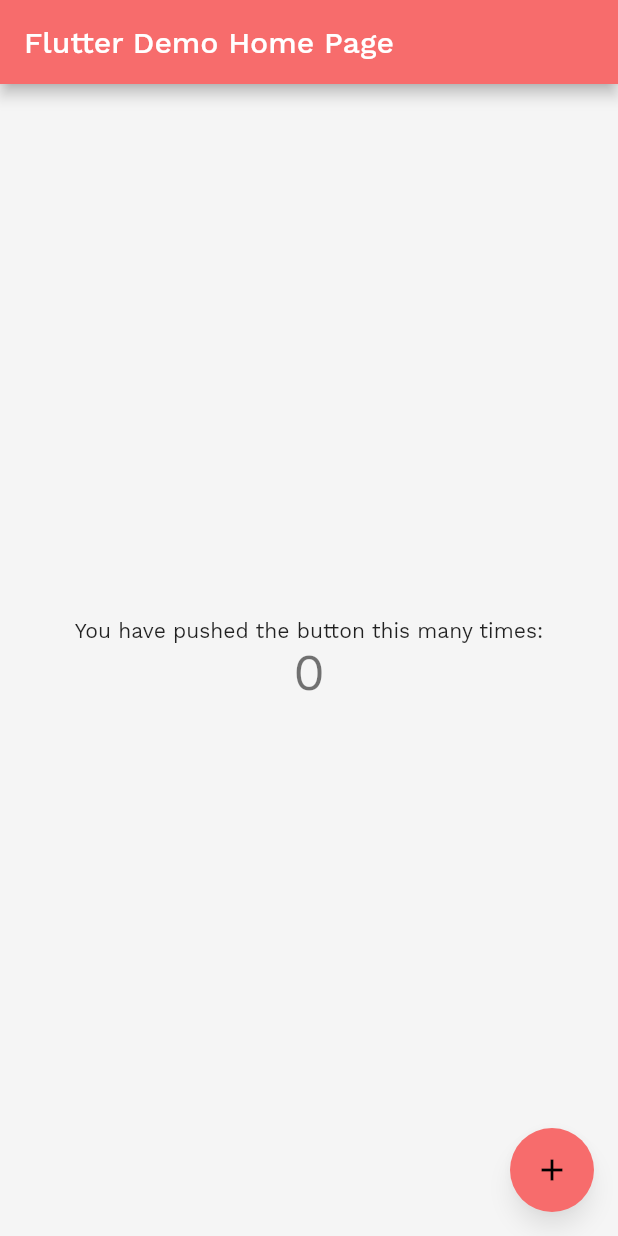
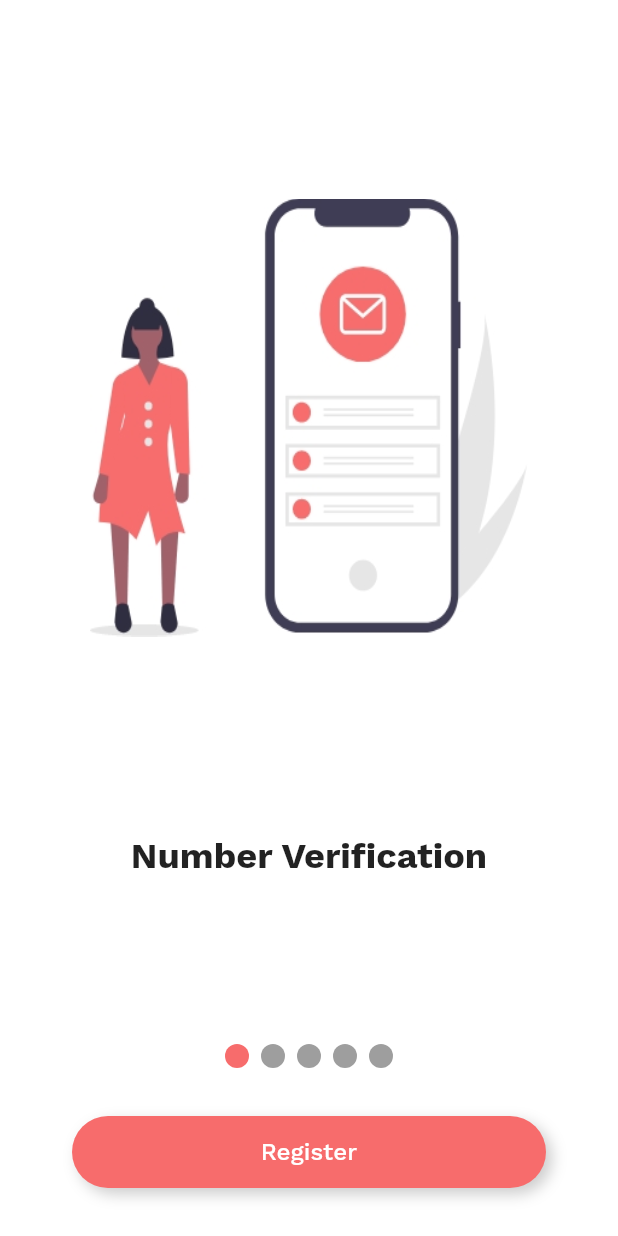
Before and after one commit to adnan0786/flutter_chat_app_learning, a Flutter app: the screen it shows after launch, on a phone screen of 412 x 824 dp. Run offline on Flutter 3.47's test engine with Material 2 defaults, Android fonts, the phone set to English and light mode, and no system bars; drawn by our look-alikes of smooth_page_indicator; our stand-ins replace firebase_core, get; accounts and stored records are empty.

Commit message:
Splash & Introduction Screen

```diff
--- a/lib/main.dart
+++ b/lib/main.dart
@@ -3,6 +3,8 @@
 import 'package:firebase_core/firebase_core.dart';
 import 'package:flutter_chat_app_learning/appTheme.dart';
 import 'package:get/get.dart';
+
+import 'screens/splash_screen.dart';
 
 void main() async {
   WidgetsFlutterBinding.ensureInitialized();
@@ -25,92 +27,16 @@
       darkTheme: darkThemeData(context),
       theme: lightThemeData(context),
       themeMode: ThemeMode.system,
-      home: const MyHomePage(title: 'Flutter Demo Home Page'),
+      debugShowCheckedModeBanner: false,
+      getPages: [
+        GetPage(name: Routes.SPLASH_SCREEN,page: ()=>const SplashScreen())
+      ],
+
+      initialRoute: Routes.SPLASH_SCREEN,
     );
   }
 }
 
-class MyHomePage extends StatefulWidget {
-  const MyHomePage({Key? key, required this.title}) : super(key: key);
-
-  // This widget is the home page of your application. It is stateful, meaning
-  // that it has a State object (defined below) that contains fields that affect
-  // how it looks.
-
-  // This class is the configuration for the state. It holds the values (in this
-  // case the title) provided by the parent (in this case the App widget) and
-  // used by the build method of the State. Fields in a Widget subclass are
-  // always marked "final".
-
-  final String title;
-
-  @override
-  State<MyHomePage> createState() => _MyHomePageState();
+class Routes {
+  static const String SPLASH_SCREEN = "/";
 }
-
-class _MyHomePageState extends State<MyHomePage> {
-  int _counter = 0;
-
-  void _incrementCounter() {
-    setState(() {
-      // This call to setState tells the Flutter framework that something has
-      // changed in this State, which causes it to rerun the build method below
-      // so that the display can reflect the updated values. If we changed
-      // _counter without calling setState(), then the build method would not be
-      // called again, and so nothing would appear to happen.
-      _counter++;
-    });
-  }
-
-  @override
-  Widget build(BuildContext context) {
-    // This method is rerun every time setState is called, for instance as done
-    // by the _incrementCounter method above.
-    //
-    // The Flutter framework has been optimized to make rerunning build methods
-    // fast, so that you can just rebuild anything that needs updating rather
-    // than having to individually change instances of widgets.
-    return Scaffold(
-      appBar: AppBar(
-        // Here we take the value from the MyHomePage object that was created by
-        // the App.build method, and use it to set our appbar title.
-        title: Text(widget.title),
-      ),
-      body: Center(
-        // Center is a layout widget. It takes a single child and positions it
-        // in the middle of the parent.
-        child: Column(
-          // Column is also a layout widget. It takes a list of children and
-          // arranges them vertically. By default, it sizes itself to fit its
-          // children horizontally, and tries to be as tall as its parent.
-          //
-          // Invoke "debug painting" (press "p" in the console, choose the
-          // "Toggle Debug Paint" action from the Flutter Inspector in Android
-          // Studio, or the "Toggle Debug Paint" command in Visual Studio Code)
-          // to see the wireframe for each widget.
-          //
-          // Column has various properties to control how it sizes itself and
-          // how it positions its children. Here we use mainAxisAlignment to
-          // center the children vertically; the main axis here is the vertical
-          // axis because Columns are vertical (the cross axis would be
-          // horizontal).
-          mainAxisAlignment: MainAxisAlignment.center,
-          children: <Widget>[
-            const Text(
-              'You have pushed the button this many times:',
-            ),
-            Text(
-              '$_counter',
-              style: Theme.of(context).textTheme.headline4,
-            ),
-          ],
-        ),
-      ),
-      floatingActionButton: FloatingActionButton(
-        onPressed: _incrementCounter,
-        tooltip: 'Increment',
-        child: const Icon(Icons.add),
-      ), // This trailing comma makes auto-formatting nicer for build methods.
-    );
-  }
-}
--- /dev/null
+++ b/lib/models/intro_model.dart
@@ -0,0 +1,5 @@
+class IntroModel{
+  late final String titleText,subText,assetsImage;
+
+  IntroModel(this.titleText, this.subText, this.assetsImage);
+}
--- /dev/null
+++ b/lib/screens/introduction_screen.dart
@@ -0,0 +1,122 @@
+import 'package:flutter/material.dart';
+import 'package:flutter_chat_app_learning/models/intro_model.dart';
+import 'package:smooth_page_indicator/smooth_page_indicator.dart';
+
+import '../widgets/intro_view.dart';
+
+class IntroductionScreen extends StatelessWidget {
+  IntroductionScreen({Key? key}) : super(key: key);
+
+  PageController pageController = PageController(initialPage: 0);
+  List<IntroModel> introPageList = ([
+    IntroModel(
+      "Number Verification",
+      "",
+      "assets/images/intro1.jpg",
+    ),
+    IntroModel(
+      "Find Friend Contact",
+      "",
+      "assets/images/intro2.jpg",
+    ),
+    IntroModel(
+      "Online Messages",
+      "",
+      "assets/images/intro3.jpg",
+    ),
+    IntroModel(
+      "User Profile",
+      "",
+      "assets/images/intro4.jpg",
+    ),
+    IntroModel(
+      "Settings",
+      "",
+      "assets/images/intro5.jpg",
+    ),
+  ]);
+
+  var currentShowIndex = 0;
+
+  @override
+  Widget build(BuildContext context) {
+    return Scaffold(
+      backgroundColor: Theme.of(context).backgroundColor,
+      body: Column(
+        children: [
+          SizedBox(
+            height: MediaQuery.of(context).padding.top,
+          ),
+          Expanded(
+            child: PageView(
+              controller: pageController,
+              pageSnapping: true,
+              physics: const BouncingScrollPhysics(),
+              onPageChanged: (index) {
+                currentShowIndex = index;
+              },
+              scrollDirection: Axis.horizontal,
+              children: [
+                IntroView(introModel: introPageList[0]),
+                IntroView(introModel: introPageList[1]),
+                IntroView(introModel: introPageList[2]),
+                IntroView(introModel: introPageList[3]),
+                IntroView(introModel: introPageList[4]),
+              ],
+            ),
+          ),
+          SmoothPageIndicator(
+              controller: pageController, // PageController
+              count: introPageList.length,
+              effect: SlideEffect(
+                dotColor: Colors.grey,
+                activeDotColor: Theme.of(context).primaryColor,
+              ),
+              onDotClicked: (index) {}),
+          Padding(
+            padding: const EdgeInsets.only(
+              left: 48,
+              right: 48,
+              bottom: 32,
+              top: 32,
+            ),
+            child: Container(
+              height: 48,
+              decoration: BoxDecoration(
+                color: Theme.of(context).primaryColor,
+                borderRadius: BorderRadius.circular(24),
+                boxShadow: [
+                  BoxShadow(
+                    color: Theme.of(context).disabledColor.withOpacity(0.2),
+                    blurRadius: 8,
+                    offset: const Offset(4, 4),
+                  )
+                ],
+              ),
+              child: Material(
+                color: Colors.transparent,
+                child: InkWell(
+                  onTap: () {},
+                  borderRadius: BorderRadius.circular(24),
+                  child: const Center(
+                    child: Text(
+                      "Register",
+                      style: TextStyle(
+                        fontWeight: FontWeight.w500,
+                        fontSize: 16,
+                        color: Colors.white,
+                      ),
+                    ),
+                  ),
+                ),
+              ),
+            ),
+          ),
+          SizedBox(
+            height: MediaQuery.of(context).padding.bottom,
+          )
+        ],
+      ),
+    );
+  }
+}
--- /dev/null
+++ b/lib/widgets/intro_view.dart
@@ -0,0 +1,40 @@
+import 'package:flutter/material.dart';
+import 'package:flutter_chat_app_learning/models/intro_model.dart';
+
+class IntroView extends StatelessWidget {
+  final IntroModel introModel;
+
+  const IntroView({Key? key, required this.introModel}) : super(key: key);
+
+  @override
+  Widget build(BuildContext context) {
+    return Column(
+      children: [
+        Expanded(
+            flex: 8,
+            child: Center(
+              child: SizedBox(
+                width: MediaQuery.of(context).size.width - 120,
+                child: AspectRatio(
+                  aspectRatio: 1,
+                  child: Image.asset(
+                    introModel.assetsImage,
+                    fit: BoxFit.fill,
+                  ),
+                ),
+              ),
+            )),
+        Expanded(
+            child: Text(
+          introModel.titleText,
+          textAlign: TextAlign.center,
+          style: const TextStyle(fontSize: 24, fontWeight: FontWeight.bold),
+        )),
+        const Expanded(
+          child: SizedBox(),
+          flex: 1,
+        )
+      ],
+    );
+  }
+}
--- a/pubspec.yaml
+++ b/pubspec.yaml
@@ -50,6 +50,7 @@
   firebase_auth: ^3.3.11
   cloud_firestore: ^3.1.10
   get: ^4.6.1
+  smooth_page_indicator: ^1.0.0+2
 
 # For information on the generic Dart part of this file, see the
 # following page: https://dart.dev/tools/pub/pubspec
```
Also changed, not shown: lib/screens/splash_screen.dart (added, +100 -0 lines), pubspec.lock.
